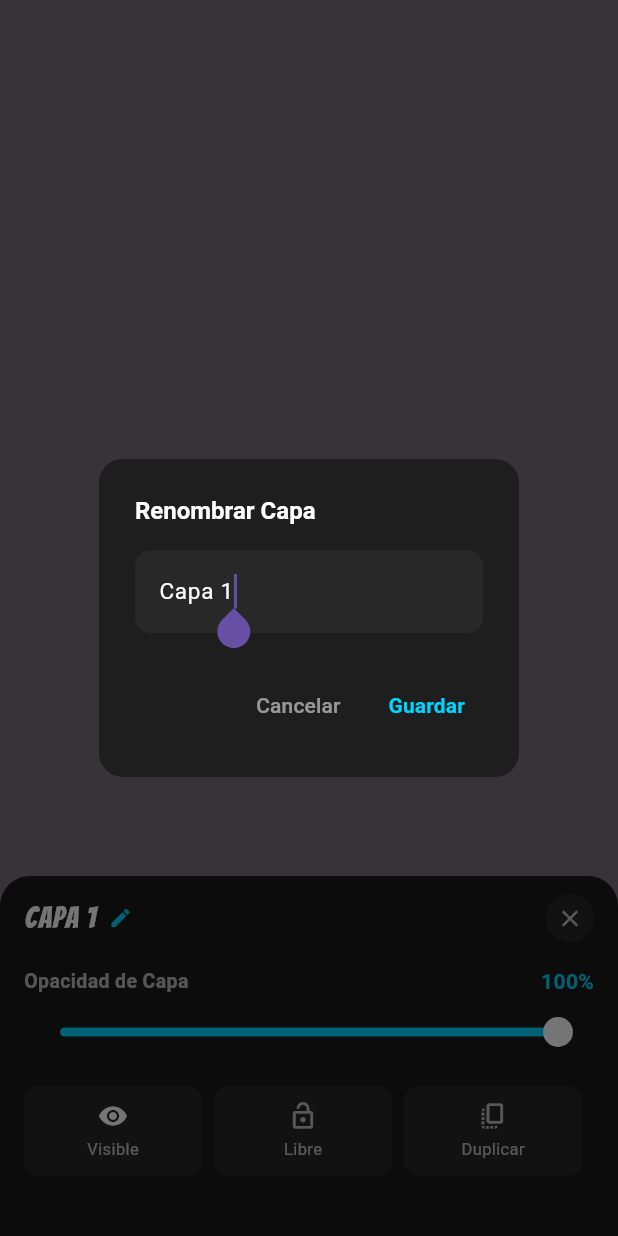
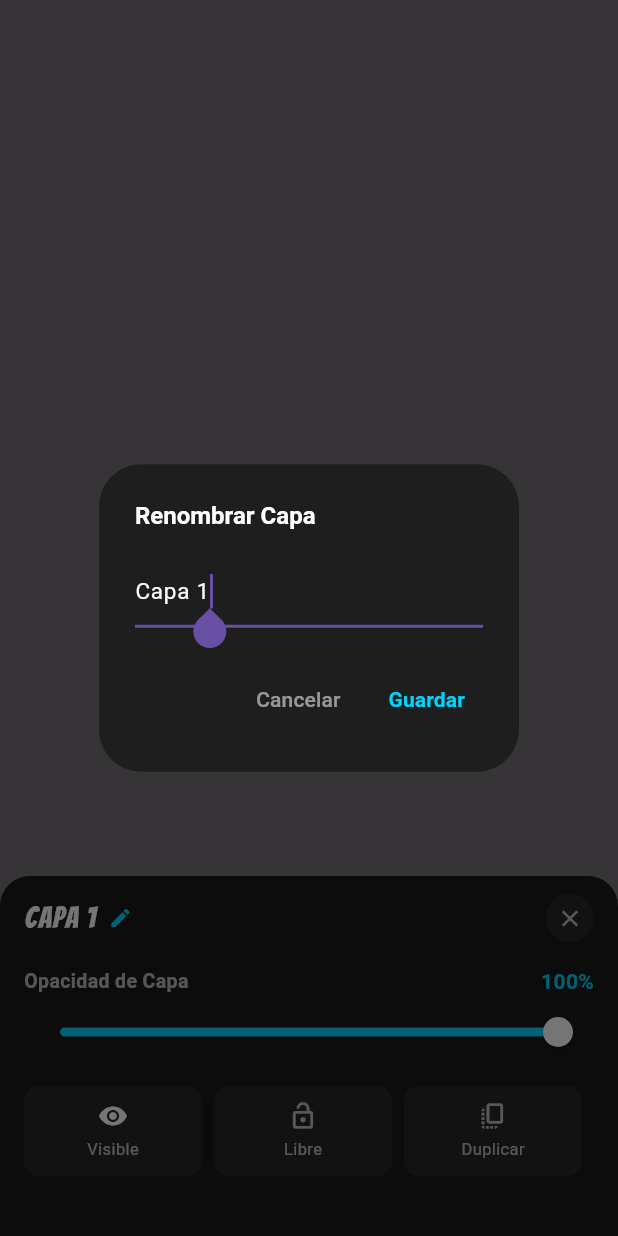
Before and after one commit to mrtuco748-cmyk/furiiiiiiiiiii, a Flutter app: what show() shows on an empty page, opened directly with empty values, after a tap on the "edit" icon, on a phone screen of 412 x 824 dp. Run offline on Flutter 3.47's test engine with Material 3 defaults, Android fonts, the phone set to English and light mode, and no system bars; our stand-ins replace audioplayers, file_picker, firebase_core, firebase_messaging, flutter_dotenv, flutter_local_notifications and 18 more; missing offline and left inert: flutter_confetti, record, webview_flutter_android, youtube_explode_dart; accounts and stored records are empty.

Commit message:
fix(herramientas): resolver arrastre tactil de globos de texto y reordenamiento de capas sin crash

```diff
--- a/lib/screens/herramientas/comic/widgets/comic_page_editor_widget.dart
+++ b/lib/screens/herramientas/comic/widgets/comic_page_editor_widget.dart
@@ -90,8 +90,9 @@ class _ComicPageEditorWidgetState extends State<ComicPageEditorWidget> {
 
     final b = ComicTransformResolver.findTappedBubble(widget.controller, localPos, pageSize);
     if (b != null) {
-      widget.controller.selectBubble(b.id);
-      widget.onBubbleTap(b);
+      if (widget.controller.selectedBubbleId != b.id) {
+        widget.controller.selectBubble(b.id);
+      }
       _activeMode = ComicDragMode.move;
       return;
     }
@@ -261,6 +262,7 @@ class _ComicPageEditorWidgetState extends State<ComicPageEditorWidget> {
                 clipBehavior: Clip.antiAlias,
                 child: GestureDetector(
                   behavior: HitTestBehavior.opaque,
+                  onTap: () {},
                   onPanDown: (d) => _handlePanDown(d.localPosition, pageSize),
                   onTapUp: (d) => _handlePageTap(d.localPosition, pageSize),
                   onPanStart: (d) => _handlePanStart(d.localPosition, pageSize),
--- a/lib/screens/herramientas/dibujo/widgets/drawing_layer_options_sheet.dart
+++ b/lib/screens/herramientas/dibujo/widgets/drawing_layer_options_sheet.dart
@@ -16,6 +16,9 @@ class DrawingLayerOptionsSheet extends StatefulWidget {
   });
 
   static Future<void> show(BuildContext context, DrawingController controller, int index) {
+    if (index >= 0 && index < controller.layers.length) {
+      controller.setActiveLayer(index);
+    }
     return showModalBottomSheet(
       context: context,
       backgroundColor: Colors.transparent,
@@ -31,47 +34,41 @@ class DrawingLayerOptionsSheet extends StatefulWidget {
 class _DrawingLayerOptionsSheetState extends State<DrawingLayerOptionsSheet> {
   late double _opacity;
 
-  DrawingLayer get _layer => widget.controller.layers[widget.layerIndex];
+  DrawingLayer? get _layer {
+    if (widget.layerIndex < 0 || widget.layerIndex >= widget.controller.layers.length) return null;
+    return widget.controller.layers[widget.layerIndex];
+  }
 
   @override
   void initState() {
     super.initState();
-    _opacity = _layer.opacity;
+    _opacity = _layer?.opacity ?? 1.0;
   }
 
   Future<void> _renameLayer() async {
-    final textCtrl = TextEditingController(text: _layer.name);
+    final layer = _layer;
+    if (layer == null) return;
+    final textCtrl = TextEditingController(text: layer.name);
     final newName = await showDialog<String>(
       context: context,
       builder: (ctx) => AlertDialog(
         backgroundColor: const Color(0xFF1E1E1E),
-        shape: RoundedRectangleBorder(borderRadius: BorderRadius.circular(16)),
         title: const Text('Renombrar Capa', style: TextStyle(color: Colors.white, fontSize: 16, fontWeight: FontWeight.bold)),
         content: TextField(
           controller: textCtrl,
           autofocus: true,
           style: const TextStyle(color: Colors.white, fontSize: 15),
-          decoration: InputDecoration(
-            hintText: 'Nombre de la capa',
-            hintStyle: const TextStyle(color: Colors.white38),
-            filled: true,
-            fillColor: const Color(0xFF282828),
-            border: OutlineInputBorder(borderRadius: BorderRadius.circular(10), borderSide: BorderSide.none),
-          ),
+          decoration: const InputDecoration(hintText: 'Nombre de la capa', hintStyle: TextStyle(color: Colors.white38)),
         ),
         actions: [
           TextButton(onPressed: () => Navigator.of(ctx).pop(), child: const Text('Cancelar', style: TextStyle(color: Colors.white54))),
           TextButton(
-            onPressed: () {
-              final t = textCtrl.text.trim();
-              if (t.isNotEmpty) Navigator.of(ctx).pop(t);
-            },
+            onPressed: () { final t = textCtrl.text.trim(); if (t.isNotEmpty) Navigator.of(ctx).pop(t); },
             child: const Text('Guardar', style: TextStyle(color: Color(0xFF00D4FF), fontWeight: FontWeight.bold)),
           ),
         ],
       ),
     );
-
     if (newName != null && newName.isNotEmpty) {
       widget.controller.renameLayer(widget.layerIndex, newName);
       if (mounted) setState(() {});
@@ -80,6 +77,13 @@ class _DrawingLayerOptionsSheetState extends State<DrawingLayerOptionsSheet> {
 
   @override
   Widget build(BuildContext context) {
+    final layer = _layer;
+    if (layer == null) {
+      WidgetsBinding.instance.addPostFrameCallback((_) {
+        if (mounted) Navigator.of(context).pop();
+      });
+      return const SizedBox.shrink();
+    }
     final canMergeDown = widget.layerIndex > 0;
     final totalLayers = widget.controller.layers.length;
 
@@ -103,7 +107,7 @@ class _DrawingLayerOptionsSheetState extends State<DrawingLayerOptionsSheet> {
                     children: [
                       Flexible(
                         child: Text(
-                          _layer.name,
+                          layer.name,
                           style: GoogleFonts.bangers(color: Colors.white, fontSize: 20, letterSpacing: 0.8),
                           maxLines: 1,
                           overflow: TextOverflow.ellipsis,
@@ -169,15 +173,15 @@ class _DrawingLayerOptionsSheetState extends State<DrawingLayerOptionsSheet> {
                     child: Container(
                       padding: const EdgeInsets.symmetric(vertical: 10),
                       decoration: BoxDecoration(
-                        color: _layer.isVisible ? const Color(0xFF282828) : const Color(0xFF332020),
+                        color: layer.isVisible ? const Color(0xFF282828) : const Color(0xFF332020),
                         borderRadius: BorderRadius.circular(10),
                       ),
                       child: Column(
                         mainAxisSize: MainAxisSize.min,
                         children: [
-                          Icon(_layer.isVisible ? Icons.visibility : Icons.visibility_off, color: _layer.isVisible ? Colors.white : Colors.white38, size: 20),
+                          Icon(layer.isVisible ? Icons.visibility : Icons.visibility_off, color: layer.isVisible ? Colors.white : Colors.white38, size: 20),
                           const SizedBox(height: 4),
-                          Text(_layer.isVisible ? 'Visible' : 'Oculta', style: const TextStyle(color: Colors.white70, fontSize: 11)),
+                          Text(layer.isVisible ? 'Visible' : 'Oculta', style: const TextStyle(color: Colors.white70, fontSize: 11)),
                         ],
                       ),
                     ),
@@ -195,15 +199,15 @@ class _DrawingLayerOptionsSheetState extends State<DrawingLayerOptionsSheet> {
                     child: Container(
                       padding: const EdgeInsets.symmetric(vertical: 10),
                       decoration: BoxDecoration(
-                        color: _layer.isLocked ? const Color(0xFF3A2B18) : const Color(0xFF282828),
+                        color: layer.isLocked ? const Color(0xFF3A2B18) : const Color(0xFF282828),
                         borderRadius: BorderRadius.circular(10),
                       ),
                       child: Column(
                         mainAxisSize: MainAxisSize.min,
                         children: [
-                          Icon(_layer.isLocked ? Icons.lock : Icons.lock_open, color: _layer.isLocked ? const Color(0xFFFFDE59) : Colors.white70, size: 20),
+                          Icon(layer.isLocked ? Icons.lock : Icons.lock_open, color: layer.isLocked ? const Color(0xFFFFDE59) : Colors.white70, size: 20),
                           const SizedBox(height: 4),
-                          Text(_layer.isLocked ? 'Bloqueada' : 'Libre', style: const TextStyle(color: Colors.white70, fontSize: 11)),
+                          Text(layer.isLocked ? 'Bloqueada' : 'Libre', style: const TextStyle(color: Colors.white70, fontSize: 11)),
                         ],
                       ),
                     ),
@@ -214,10 +218,7 @@ class _DrawingLayerOptionsSheetState extends State<DrawingLayerOptionsSheet> {
                 // Duplicar
                 Expanded(
                   child: GestureDetector(
-                    onTap: () {
-                      Navigator.of(context).pop();
-                      widget.controller.duplicateActiveLayer();
-                    },
+                    onTap: () { Navigator.of(context).pop(); widget.controller.duplicateActiveLayer(); },
                     child: Container(
                       padding: const EdgeInsets.symmetric(vertical: 10),
                       decoration: BoxDecoration(color: const Color(0xFF282828), borderRadius: BorderRadius.circular(10)),
@@ -238,10 +239,7 @@ class _DrawingLayerOptionsSheetState extends State<DrawingLayerOptionsSheet> {
                 if (canMergeDown)
                   Expanded(
                     child: GestureDetector(
-                      onTap: () {
-                        Navigator.of(context).pop();
-                        widget.controller.mergeActiveLayerDown();
-                      },
+                      onTap: () { Navigator.of(context).pop(); widget.controller.mergeActiveLayerDown(); },
                       child: Container(
                         padding: const EdgeInsets.symmetric(vertical: 10),
                         decoration: BoxDecoration(color: const Color(0xFF282828), borderRadius: BorderRadius.circular(10)),
@@ -270,10 +268,7 @@ class _DrawingLayerOptionsSheetState extends State<DrawingLayerOptionsSheet> {
                 child: Container(
                   width: double.infinity,
                   padding: const EdgeInsets.symmetric(vertical: 12),
-                  decoration: BoxDecoration(
-                    color: const Color(0xFF2D1616),
-                    borderRadius: BorderRadius.circular(10),
-                  ),
+                  decoration: BoxDecoration(color: const Color(0xFF2D1616), borderRadius: BorderRadius.circular(10)),
                   child: const Row(
                     mainAxisAlignment: MainAxisAlignment.center,
                     children: [
```
Also changed, not shown: lib/screens/herramientas/comic/widgets/comic_transform_resolver.dart (+18 -1 lines), lib/screens/herramientas/dibujo/controllers/drawing_layer_operations.dart (+17 -11 lines), lib/screens/herramientas/dibujo/widgets/drawing_layers_dock.dart (+164 -80 lines), 3 other files.
